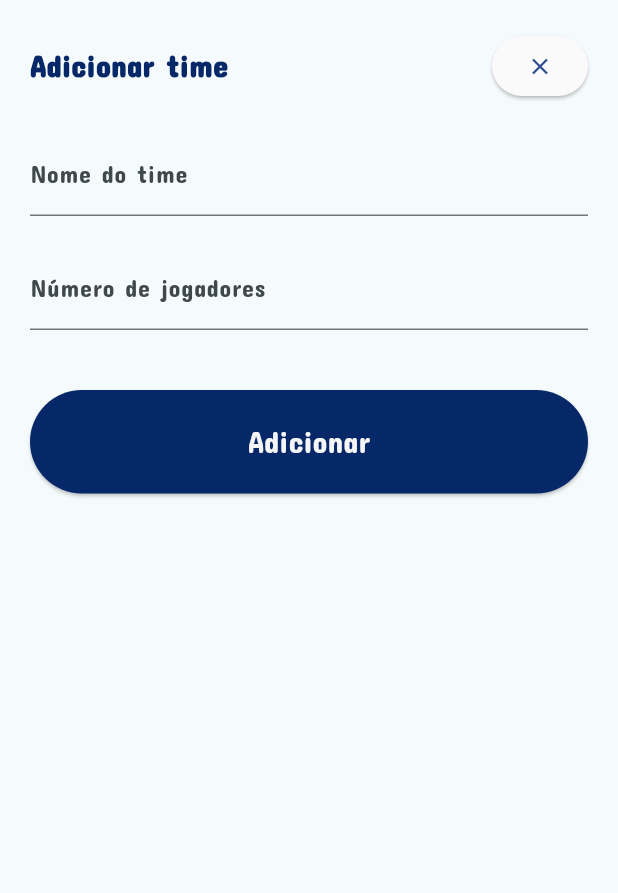
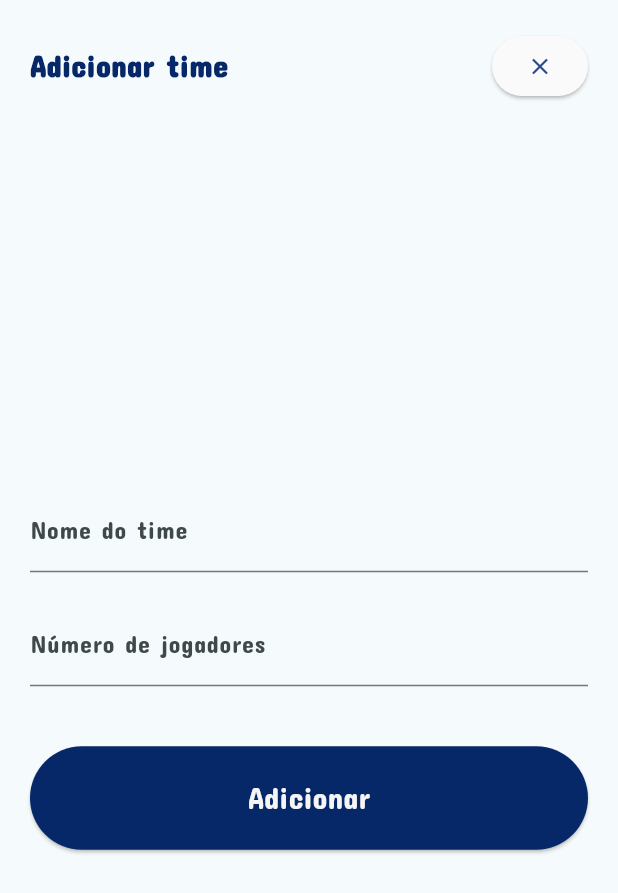
Before and after one commit to LiedsonLB/volley-flutter, a Flutter app: the ModalAddTeams widget shown alone on an empty page, opened directly with empty values, on a phone screen of 412 x 824 dp. Shown: the top 893 px of the screen. Run offline on Flutter 3.47's test engine with Material 3 defaults, Android fonts, the phone set to English and light mode, and no system bars.

Commit message:
feat: add feature home page (realese)

```diff
--- /dev/null
+++ b/lib/features/home/presentation/pages/modals/modal_add_teams.dart
@@ -0,0 +1,133 @@
+import 'package:flutter/material.dart';
+
+import 'package:volleyapp/core/constants/colors.dart';
+import 'package:volleyapp/features/home/data/repositories/team_repository_impl.dart';
+import 'package:volleyapp/features/home/domain/usecases/add_team.dart';
+import 'package:volleyapp/features/home/domain/usecases/get_teams.dart';
+import 'package:volleyapp/features/home/presentation/widgets/modals/alert_modal.dart';
+
+class ModalAddTeams extends StatefulWidget {
+  final Function(String, int) onAddTeam;
+
+  const ModalAddTeams({super.key, required this.onAddTeam});
+
+  @override
+  _ModalAddTeamsState createState() => _ModalAddTeamsState();
+}
+
+class _ModalAddTeamsState extends State<ModalAddTeams> {
+  final TextEditingController _nameController = TextEditingController();
+  final TextEditingController _playersController = TextEditingController();
+
+  AddTeam addTeam = AddTeam(TeamRepositoryImpl());
+  GetTeams getTeams = GetTeams(TeamRepositoryImpl());
+
+  void _addTeam() {
+    final String name = _nameController.text;
+    final int? players = int.tryParse(_playersController.text);
+
+    if (name.isNotEmpty && players != null) {
+      addTeam(name, players);
+
+      Navigator.pop(context);
+    } else {
+      showDialog<void>(
+        context: context,
+        barrierDismissible: false,
+        builder: (BuildContext context) {
+          return const AlertModal(
+            title: 'Campos não preenchidos',
+            content: 'Por favor preencha todas os campos corretamente.',
+            buttonText: 'Entendi',
+          );
+        },
+      );
+    }
+  }
+
+  @override
+  Widget build(BuildContext context) {
+    return Center(
+      child: Padding(
+        padding: const EdgeInsets.all(20.0),
+        child: Column(
+          mainAxisSize: MainAxisSize.min,
+          children: [
+            Row(
+              mainAxisAlignment: MainAxisAlignment.spaceBetween,
+              children: [
+                const Text(
+                  'Adicionar time',
+                  style: TextStyle(
+                    fontSize: 20.0,
+                    fontWeight: FontWeight.bold,
+                    color: Color.fromARGB(255, 6, 40, 104),
+                  ),
+                ),
+                ElevatedButton(
+                  onPressed: () {
+                    Navigator.pop(context);
+                  },
+                  style: ElevatedButton.styleFrom(
+                    shape: RoundedRectangleBorder(
+                      borderRadius: BorderRadius.circular(100.0),
+                      side:
+                          const BorderSide(width: 0, color: Colors.transparent),
+                    ),
+                    backgroundColor: Colors.grey[50],
+                    padding: const EdgeInsets.all(10),
+                  ),
+                  child: const Icon(Icons.close, color: AppColors.darkBlue),
+                ),
+              ],
+            ),
+            const SizedBox(height: 20.0),
+            Flexible(
+              flex: 1,
+              child: Column(
+                mainAxisAlignment: MainAxisAlignment.center,
+                children: [
+                  TextField(
+                    controller: _nameController,
+                    decoration: const InputDecoration(
+                      labelText: 'Nome do time',
+                    ),
+                  ),
+                  const SizedBox(height: 20.0),
+                  TextField(
+                    controller: _playersController,
+                    decoration: const InputDecoration(
+                      labelText: 'Número de jogadores',
+                    ),
+                    keyboardType: TextInputType.number,
+                  ),
+                  const SizedBox(height: 40.0),
+                  ElevatedButton(
+                    style: ElevatedButton.styleFrom(
+                      shape: RoundedRectangleBorder(
+                        borderRadius: BorderRadius.circular(100.0),
+                      ),
+                      backgroundColor: const Color.fromARGB(255, 6, 40, 104),
+                      foregroundColor: AppColors.white,
+                      padding: const EdgeInsets.all(20),
+                    ),
+                    onPressed: _addTeam,
+                    child: const Center(
+                      child: Text(
+                        'Adicionar',
+                        style: TextStyle(
+                          fontFamily: 'ConcertOne',
+                          fontSize: 20,
+                        ),
+                      ),
+                    ),
+                  ),
+                ],
+              ),
+            )
+          ],
+        ),
+      ),
+    );
+  }
+}
--- a/lib/features/home/presentation/widgets/modals/selection_teams_modal.dart
+++ b/lib/features/home/presentation/pages/modals/modal_select_teams.dart
@@ -93,11 +93,11 @@ class _ModalSelectTeamsState extends State<ModalSelectTeams> {
 
                   final teams = snapshot.data!;
                   return DropdownButton<String>(
-                    value: selectedTeam1,
+                    value: selectedTeam2,
                     hint: const Text('Selecione o time 2'),
                     onChanged: (String? newValue) {
                       setState(() {
-                        selectedTeam1 = newValue;
+                        selectedTeam2 = newValue;
                       });
                     },
                     items: teams.map<DropdownMenuItem<String>>((team) {
--- a/lib/features/home/presentation/widgets/modals/add_team_modal.dart
+++ /dev/null
@@ -1,115 +0,0 @@
-import 'package:flutter/material.dart';
-
-import 'package:volleyapp/core/constants/colors.dart';
-import 'package:volleyapp/features/home/presentation/widgets/modals/alert_modal.dart';
-
-class ModalAddTeams extends StatefulWidget {
-  final Function(String, int) onAddTeam;
-
-  const ModalAddTeams({super.key, required this.onAddTeam});
-
-  @override
-  _ModalAddTeamsState createState() => _ModalAddTeamsState();
-}
-
-class _ModalAddTeamsState extends State<ModalAddTeams> {
-  final TextEditingController _nameController = TextEditingController();
-  final TextEditingController _playersController = TextEditingController();
-
-  void _addTeam() {
-    final String name = _nameController.text;
-    final int? players = int.tryParse(_playersController.text);
-
-    if (name.isNotEmpty && players != null) {
-      widget.onAddTeam(name, players);
-      Navigator.pop(context);
-    } else {
-      showDialog<void>(
-        context: context,
-        barrierDismissible: false,
-        builder: (BuildContext context) {
-          return const AlertModal(
-            title: 'Campos não preenchidos',
-            content: 'Por favor preencha todas os campos corretamente.',
-            buttonText: 'Entendi',
-          );
-        },
-      );
-    }
-  }
-
-  @override
-  Widget build(BuildContext context) {
-    return Padding(
-      padding: const EdgeInsets.all(20.0),
-      child: Column(
-        mainAxisSize: MainAxisSize.min,
-        children: [
-          Row(
-            mainAxisAlignment: MainAxisAlignment.spaceBetween,
-            children: [
-              const Text(
-                'Adicionar time',
-                style: TextStyle(
-                  fontSize: 20.0,
-                  fontWeight: FontWeight.bold,
-                  color: Color.fromARGB(255, 6, 40, 104),
-                ),
-              ),
-              ElevatedButton(
-                onPressed: () {
-                  Navigator.pop(context);
-                },
-                style: ElevatedButton.styleFrom(
-                  shape: RoundedRectangleBorder(
-                    borderRadius: BorderRadius.circular(100.0),
-                    side: const BorderSide(width: 0, color: Colors.transparent),
-                  ),
-                  backgroundColor: Colors.grey[50],
-                  padding: const EdgeInsets.all(10),
-                ),
-                child: const Icon(Icons.close, color: AppColors.darkBlue),
-              ),
-            ],
-          ),
-          const SizedBox(height: 20.0),
-          TextField(
-            controller: _nameController,
-            decoration: const InputDecoration(
-              labelText: 'Nome do time',
-            ),
-          ),
-          const SizedBox(height: 20.0),
-          TextField(
-            controller: _playersController,
-            decoration: const InputDecoration(
-              labelText: 'Número de jogadores',
-            ),
-            keyboardType: TextInputType.number,
-          ),
-          const SizedBox(height: 40.0),
-          ElevatedButton(
-            style: ElevatedButton.styleFrom(
-              shape: RoundedRectangleBorder(
-                borderRadius: BorderRadius.circular(100.0),
-              ),
-              backgroundColor: const Color.fromARGB(255, 6, 40, 104),
-              foregroundColor: AppColors.white,
-              padding: const EdgeInsets.all(20),
-            ),
-            onPressed: _addTeam,
-            child: const Center(
-              child: Text(
-                'Adicionar',
-                style: TextStyle(
-                  fontFamily: 'ConcertOne',
-                  fontSize: 20,
-                ),
-              ),
-            ),
-          ),
-        ],
-      ),
-    );
-  }
-}
--- a/lib/features/home/presentation/widgets/team_card.dart
+++ b/lib/features/home/presentation/widgets/team_card.dart
@@ -35,7 +35,7 @@ class TeamCard extends StatelessWidget {
           crossAxisAlignment: CrossAxisAlignment.end,
           children: [
             Text(
-              '$team.players',
+              team.players.toString(),
               style: const TextStyle(
                 fontFamily: 'ConcertOne',
                 fontSize: 46.0,
--- a/lib/main.dart
+++ b/lib/main.dart
@@ -11,6 +11,7 @@ void main() {
     DeviceOrientation.portraitUp,
     DeviceOrientation.portraitDown,
   ]);
+
   runApp(const MyApp());
 }
 
```
Also changed, not shown: lib/features/home/presentation/controllers/teams_controller.dart (+6 -4 lines), lib/features/home/presentation/pages/modal_select_teams.dart (deleted).
